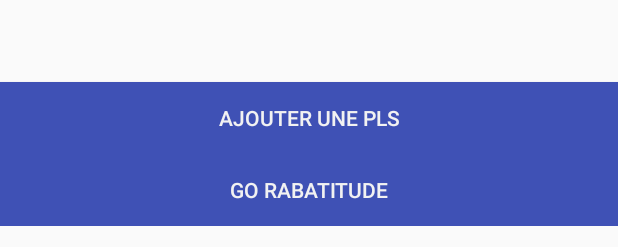
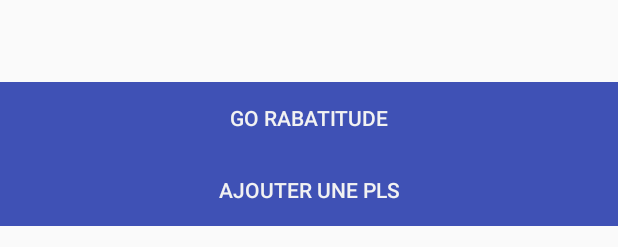
Before and after one commit to ThomasGuigard/JeuDuRoi, an Android app: the layout activity_start.xml on its own in the app's theme, with its tools: preview values and no code run, on a phone screen of 412 x 824 dp. Shown: the part 986-1233 px from the top of the screen. Run offline under Robolectric (Android 15) with nearby library versions, the phone set to English and light mode, and no system bars.

Commit message:
Correction scrollview

```diff
--- a/app/src/main/res/layout/activity_start.xml
+++ b/app/src/main/res/layout/activity_start.xml
@@ -20,27 +20,31 @@
     <RelativeLayout
         android:layout_width="match_parent"
         android:layout_height="match_parent"
-        android:layout_alignParentBottom="true"
         android:layout_alignParentLeft="true"
         android:layout_alignParentStart="true"
-        android:layout_below="@+id/background">
+        android:layout_below="@+id/background"
+        android:layout_above="@+id/AddPlayer">
 
         <ScrollView
             android:layout_width="match_parent"
             android:layout_height="match_parent"
-            android:layout_above="@+id/AddPlayer"
             android:fillViewport="true"
-            android:clipToPadding="true">
-
-        </ScrollView>
+            android:clipToPadding="true"
+            android:layout_alignParentLeft="true"
+            android:layout_alignParentStart="true"
+            android:layout_above="@+id/linearLayout">
 
             <RelativeLayout
-            android:layout_height="match_parent"
+                android:layout_height="wrap_content"
                 android:gravity="center_horizontal"
                 android:id="@+id/ScrollLayout"
                 android:layout_width="match_parent"
                 app:layout_widthPercent="80%"
-            android:layout_above="@+id/AddPlayer">
+                android:layout_above="@+id/AddPlayer"
+                android:layout_alignParentRight="true"
+                android:layout_alignParentEnd="true"
+                android:layout_alignParentLeft="true"
+                android:layout_alignParentStart="true">
 
                 <EditText
                     android:layout_width="wrap_content"
@@ -50,7 +54,14 @@
                     android:layout_alignParentTop="true"
                     android:layout_centerHorizontal="true"
                     tools:textColor="@color/colorPrimaryDark"
-                android:textColorLink="@color/colorPrimaryDark" />
+                    android:textColorLink="@color/colorPrimaryDark"
+                    android:textColor="@color/colorPrimaryDark"
+                    android:fontFamily="sans-serif"
+                    android:textColorHighlight="@color/colorPrimaryDark"
+                    android:textColorHint="@color/colorPrimaryDark"
+                    android:textCursorDrawable="@color/colorPrimaryDark"
+                    style="@android:style/Widget.DeviceDefault.EditText"
+                    android:textAlignment="center" />
 
                 <EditText
                     android:layout_width="wrap_content"
@@ -61,23 +72,40 @@
                     android:layout_alignLeft="@+id/editText"
                     android:layout_alignStart="@+id/editText"
                     android:textColor="@color/colorPrimaryDark"
-                android:textColorLink="@color/colorPrimaryDark" />
+                    android:textColorLink="@color/colorPrimaryDark"
+                    android:fontFamily="sans-serif"
+                    android:textColorHint="@color/colorPrimaryDark"
+                    android:textColorHighlight="@color/colorPrimaryDark"
+                    android:textCursorDrawable="@color/colorPrimaryDark"
+                    android:textAlignment="center" />
 
                 <EditText
                     android:layout_width="wrap_content"
                     android:layout_height="wrap_content"
                     android:ems="10"
                     android:id="@+id/editText3"
+                    android:textColor="@color/colorPrimaryDark"
+                    android:textColorLink="@color/colorPrimaryDark"
+                    android:fontFamily="sans-serif"
                     android:layout_below="@+id/editText2"
                     android:layout_alignLeft="@+id/editText2"
                     android:layout_alignStart="@+id/editText2"
-                android:textColor="@color/colorPrimaryDark"
-                android:textColorLink="@color/colorPrimaryDark" />
+                    android:textAlignment="center" />
+
             </RelativeLayout>
+        </ScrollView>
+
+        <LinearLayout
+            android:orientation="vertical"
+            android:layout_width="match_parent"
+            android:layout_height="wrap_content"
+            android:layout_alignParentBottom="true"
+            android:layout_alignParentLeft="true"
+            android:layout_alignParentStart="true">
 
             <Button
                 android:text="Go Rabatitude"
-            android:layout_width="wrap_content"
+                android:layout_width="match_parent"
                 android:id="@+id/BeginParty"
                 android:elevation="0dp"
                 android:layout_height="wrap_content"
@@ -91,7 +119,7 @@
 
             <Button
                 android:text="Ajouter une PLS"
-            android:layout_width="wrap_content"
+                android:layout_width="match_parent"
                 android:layout_height="wrap_content"
                 android:id="@+id/AddPlayer"
                 android:background="@color/colorPrimary"
@@ -101,6 +129,7 @@
                 android:layout_alignParentEnd="true"
                 android:layout_alignParentLeft="true"
                 android:layout_alignParentStart="true" />
+        </LinearLayout>
 
     </RelativeLayout>
 
```
Lines whose indentation alone changed are shown as unchanged.
